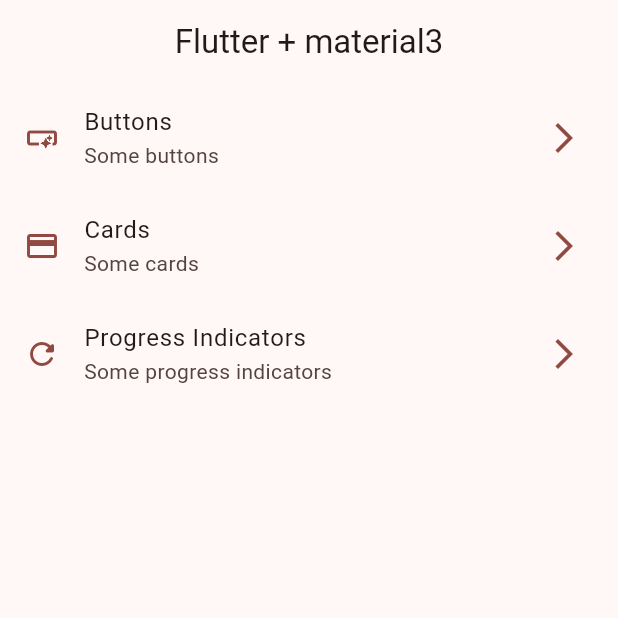
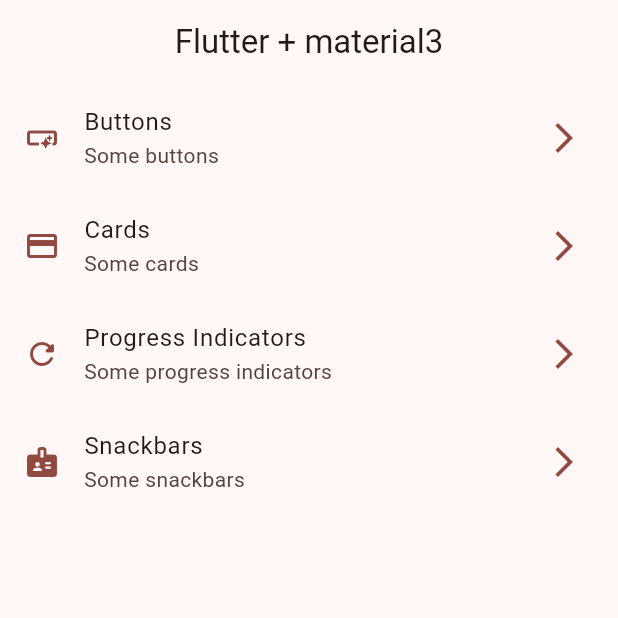
Before and after one commit to sergionts2020-lang/flutter-x04-widgets-app, a Flutter app: the screen it shows after launch, on a phone screen of 412 x 824 dp, the top half of it. Run offline on Flutter 3.47's test engine with Material 3 defaults, Android fonts, the phone set to English and light mode, and no system bars; our stand-ins replace go_router.

Commit message:
- Snackbars básicas

```diff
--- a/lib/config/menu/menu_items.dart
+++ b/lib/config/menu/menu_items.dart
@@ -2,6 +2,7 @@
 import 'package:x04_widgets_app/presentation/screen/button/button_screen.dart';
 import 'package:x04_widgets_app/presentation/screen/card/card_screen.dart';
 import 'package:x04_widgets_app/presentation/screen/progress/progress_screen.dart';
+import 'package:x04_widgets_app/presentation/screen/screens.dart';
 
 class MenuItem {
   final String name;
@@ -27,6 +28,7 @@
     link: '/buttons',
     icon: Icons.smart_button_outlined,
   ),
+
   MenuItem(
     name: CardScreen.name,
     title: 'Cards',
@@ -34,6 +36,7 @@
     link: '/cards',
     icon: Icons.credit_card,
   ),
+
   MenuItem(
     name: ProgressScreen.name,
     title: 'Progress Indicators',
@@ -41,4 +44,12 @@
     link: '/progress',
     icon: Icons.refresh_rounded,
   ),
+
+  MenuItem(
+    name: SnackbarScreen.name,
+    title: 'Snackbars',
+    subtitle: 'Some snackbars',
+    link: '/snackbar',
+    icon: Icons.badge_rounded,
+  ),
 ];
--- a/lib/config/router/router.dart
+++ b/lib/config/router/router.dart
@@ -9,5 +9,6 @@
     GoRoute(path: '/buttons', name: ButtonScreen.name, builder: (context, state) => const ButtonScreen()),
     GoRoute(path: '/cards', name: CardScreen.name, builder: (context, state) => const CardScreen()),
     GoRoute(path: '/progress', name: ProgressScreen.name, builder: (context, state) => const ProgressScreen()),
+    GoRoute(path: '/snackbar', name: SnackbarScreen.name, builder: (context, state) => const SnackbarScreen()),
   ],
 );
```
Also changed, not shown: lib/presentation/screen/snackbar/snackbar_screen.dart (+20 -1 lines).
